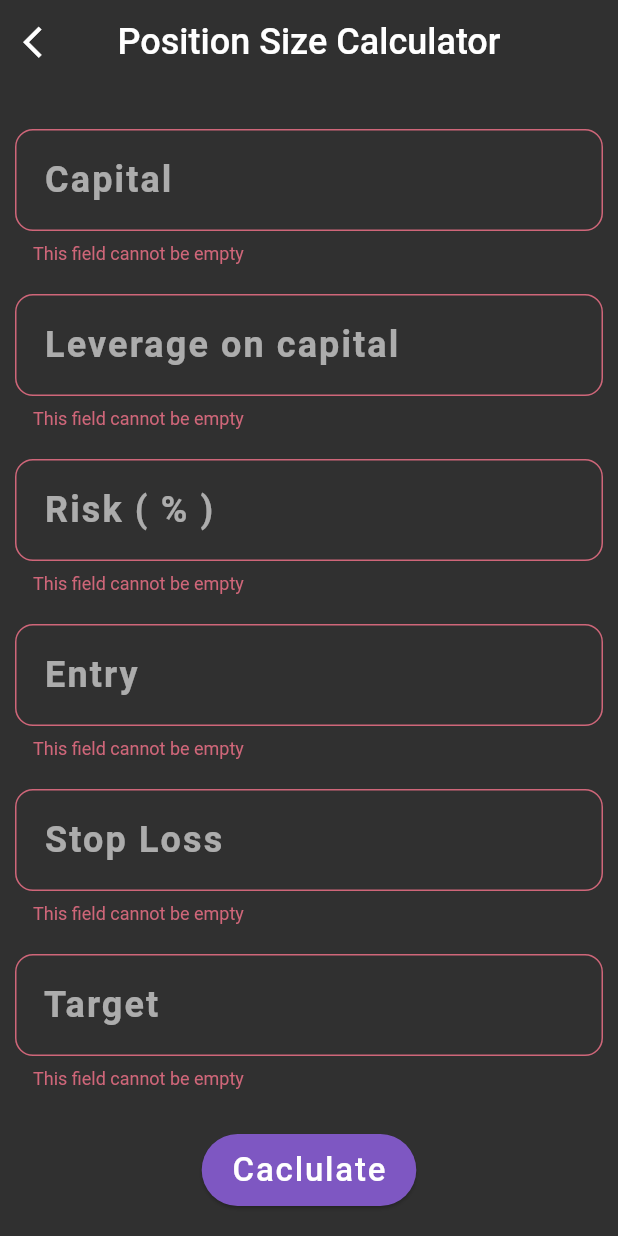
After one commit to ShimronAlakkal/tradebook, a Flutter app: the StockPS screen opened directly, after a tap on "Caclulate", on a phone screen of 412 x 824 dp. The commit adds this screen. Run offline on Flutter 3.47's test engine with Material 2 defaults, Android fonts, the phone set to English and light mode, and no system bars; our stand-ins replace shared_preferences, sqflite; missing offline and left inert: appa, connectivity_for_web, shared_preferences_web; accounts and stored records are empty.

Commit message:
about to finish the stock PS. small UI fixes left

```diff
--- a/lib/main.dart
+++ b/lib/main.dart
@@ -5,7 +5,7 @@ import 'package:pron/views/Home.dart';
 void main() {
   runApp(
     MaterialApp(
-      themeMode: ThemeMode.dark ,
+      themeMode: ThemeMode.dark,
       theme: Palette.lightTheme,
       darkTheme: Palette.darkTheme,
       debugShowCheckedModeBanner: false,
--- /dev/null
+++ b/lib/tools/futuresPS.dart
@@ -0,0 +1,15 @@
+import 'package:flutter/material.dart';
+
+class FuturesPS extends StatefulWidget {
+  const FuturesPS();
+
+  @override
+  _FuturesPSState createState() => _FuturesPSState();
+}
+
+class _FuturesPSState extends State<FuturesPS> {
+  @override
+  Widget build(BuildContext context) {
+    return Container();
+  }
+}
--- /dev/null
+++ b/lib/tools/stockPS.dart
@@ -0,0 +1,309 @@
+import 'package:flutter/material.dart';
+
+class StockPS extends StatefulWidget {
+  const StockPS();
+
+  @override
+  _StockPSState createState() => _StockPSState();
+}
+
+class _StockPSState extends State<StockPS> {
+  int ps;
+  String ratio;
+  GlobalKey<FormState> formKey = GlobalKey<FormState>();
+  TextEditingController capitalContorller = TextEditingController();
+  TextEditingController riskController = TextEditingController();
+  TextEditingController entryController = TextEditingController();
+  TextEditingController slController = TextEditingController();
+  TextEditingController targetController = TextEditingController();
+  TextEditingController leverageController = TextEditingController();
+
+  @override
+  void dispose() {
+    capitalContorller.dispose();
+    riskController.dispose();
+    entryController.dispose();
+    slController.dispose();
+    targetController.dispose();
+    super.dispose();
+  }
+
+  @override
+  Widget build(BuildContext context) {
+    return Scaffold(
+      appBar: AppBar(
+        centerTitle: true,
+        title: Text(
+          'Position Size Calculator',
+          style: TextStyle(
+            fontSize: 24,
+          ),
+        ),
+        backgroundColor: Colors.transparent,
+        elevation: 0,
+        leading: IconButton(
+          onPressed: () {
+            Navigator.pop(context);
+          },
+          icon: Icon(Icons.arrow_back_ios),
+        ),
+      ),
+
+      // body of the stocks page
+
+      body: Form(
+        key: formKey,
+        child: ListView(
+          children: [
+            Padding(
+              padding: const EdgeInsets.symmetric(horizontal: 10, vertical: 30),
+              child: Column(
+                children: [
+                  // Capital Field
+                  TextFormField(
+                    // ignore: missing_return
+                    validator: (value) {
+                      if (value.isEmpty) {
+                        return 'This field cannot be empty';
+                      }
+                    },
+                    maxLines: 1,
+                    cursorWidth: 3,
+                    decoration: InputDecoration(
+                      hintText: ' Capital',
+                      hintStyle: TextStyle(
+                        letterSpacing: 1.4,
+                      ),
+                      border: OutlineInputBorder(
+                        borderRadius: BorderRadius.circular(12),
+                      ),
+                    ),
+                    controller: capitalContorller,
+                    keyboardType: TextInputType.number,
+                    cursorColor: Colors.deepPurple.shade300,
+                    cursorHeight: 28,
+                    style: TextStyle(fontSize: 24, fontWeight: FontWeight.bold),
+                  ),
+
+                  SizedBox(
+                    height: 20,
+                  ),
+
+                  // Leverage on capital
+                  TextFormField(
+                    // ignore: missing_return
+                    validator: (value) {
+                      if (value.isEmpty) {
+                        return 'This field cannot be empty';
+                      }
+                    },
+                    maxLines: 1,
+                    cursorWidth: 3,
+                    decoration: InputDecoration(
+                      hintText: ' Leverage on capital',
+                      hintStyle: TextStyle(
+                        letterSpacing: 1.4,
+                      ),
+                      border: OutlineInputBorder(
+                        borderRadius: BorderRadius.circular(12),
+                      ),
+                    ),
+                    controller: leverageController,
+                    keyboardType: TextInputType.number,
+                    cursorColor: Colors.deepPurple.shade300,
+                    cursorHeight: 28,
+                    style: TextStyle(fontSize: 24, fontWeight: FontWeight.bold),
+                  ),
+                  SizedBox(
+                    height: 20,
+                  ),
+
+                  // Risk Field
+                  TextFormField(
+                    // ignore: missing_return
+                    validator: (value) {
+                      if (value.isEmpty) {
+                        return 'This field cannot be empty';
+                      }
+                    },
+                    maxLines: 1,
+                    cursorWidth: 3,
+                    decoration: InputDecoration(
+                      hintText: ' Risk ( % )',
+                      hintStyle: TextStyle(
+                        letterSpacing: 1.4,
+                      ),
+                      border: OutlineInputBorder(
+                        borderRadius: BorderRadius.circular(12),
+                      ),
+                    ),
+                    controller: riskController,
+                    keyboardType: TextInputType.number,
+                    cursorColor: Colors.deepPurple.shade300,
+                    cursorHeight: 28,
+                    style: TextStyle(fontSize: 24, fontWeight: FontWeight.bold),
+                  ),
+                  SizedBox(
+                    height: 20,
+                  ),
+
+                  // The Entry
+                  TextFormField(
+                    // ignore: missing_return
+                    validator: (value) {
+                      if (value.isEmpty) {
+                        return 'This field cannot be empty';
+                      }
+                    },
+                    maxLines: 1,
+                    cursorWidth: 3,
+                    decoration: InputDecoration(
+                      hintText: ' Entry',
+                      hintStyle: TextStyle(
+                        letterSpacing: 1.4,
+                      ),
+                      border: OutlineInputBorder(
+                        borderRadius: BorderRadius.circular(12),
+                      ),
+                    ),
+                    controller: entryController,
+                    keyboardType: TextInputType.number,
+                    cursorColor: Colors.deepPurple.shade300,
+                    cursorHeight: 28,
+                    style: TextStyle(fontSize: 24, fontWeight: FontWeight.bold),
+                  ),
+                  SizedBox(
+                    height: 20,
+                  ),
+                  // SL
+                  TextFormField(
+                    // ignore: missing_return
+                    validator: (value) {
+                      if (value.isEmpty) {
+                        return 'This field cannot be empty';
+                      } else if (double.parse(value) >
+                          double.parse(entryController.text)) {
+                        return 'SL should always be smaller than entry';
+                      }
+                    },
+                    maxLines: 1,
+                    cursorWidth: 3,
+                    decoration: InputDecoration(
+                      hintText: ' Stop Loss',
+                      hintStyle: TextStyle(
+                        letterSpacing: 1.4,
+                      ),
+                      border: OutlineInputBorder(
+                        borderRadius: BorderRadius.circular(12),
+                      ),
+                    ),
+                    controller: slController,
+                    keyboardType: TextInputType.number,
+                    cursorColor: Colors.deepPurple.shade300,
+                    cursorHeight: 28,
+                    style: TextStyle(fontSize: 24, fontWeight: FontWeight.bold),
+                  ),
+                  SizedBox(
+                    height: 20,
+                  ),
+                  // Target
+                  TextFormField(
+                    // ignore: missing_return
+                    validator: (value) {
+                      if (value.isEmpty) {
+                        return 'This field cannot be empty';
+                      }
+                    },
+                    maxLines: 1,
+                    cursorWidth: 3,
+                    decoration: InputDecoration(
+                      hintText: ' Target',
+                      hintStyle: TextStyle(
+                        letterSpacing: 1.4,
+                      ),
+                      border: OutlineInputBorder(
+                        borderRadius: BorderRadius.circular(12),
+                      ),
+                    ),
+                    controller: targetController,
+                    keyboardType: TextInputType.number,
+                    cursorColor: Colors.deepPurple.shade300,
+                    cursorHeight: 28,
+                    style: TextStyle(fontSize: 24, fontWeight: FontWeight.bold),
+                  ),
+
+                  //  Elevated button
+                  Padding(
+                    padding: const EdgeInsets.only(top: 30.0),
+                    child: FloatingActionButton.extended(
+                      backgroundColor: Colors.deepPurple.shade400,
+                      elevation: 1,
+                      onPressed: () {
+                        if (formKey.currentState.validate()) {
+                          double leverageBasedCapital =
+                              double.parse(leverageController.text) *
+                                  double.parse(capitalContorller.text);
+
+                          print('$leverageBasedCapital lbc');
+
+                          double accountRisk =
+                              (double.parse(riskController.text) / 100.00) *
+                                  leverageBasedCapital;
+
+                          print('$accountRisk , acr');
+
+                          double tradeRisk = 100 -
+                              (double.parse(slController.text) * 100) /
+                                  double.parse(entryController.text);
+
+                          print('$tradeRisk trade risk');
+
+                          int ns = (accountRisk / tradeRisk).round();
+                          double totalRisk = ns * tradeRisk;
+
+                          double reward = (double.parse(targetController.text) -
+                                  double.parse(entryController.text)) *
+                              ns;
+
+                          setState(
+                            () {
+                              this.ps = ns;
+                              this.ratio =
+                                  '${totalRisk / totalRisk} : ${reward / totalRisk}';
+                            },
+                          );
+                          showDialog(
+                            context: context,
+                            builder: (context) {
+                              return AlertDialog(
+                                title: Text('Calculations'),
+                                content: Column(
+                                  children: [
+                                    Text('Number of Shares : ${this.ps}'),
+                                    Text(
+                                        'Risk To Reward ratio : ${this.ratio}'),
+                                  ],
+                                ),
+                              );
+                            },
+                          );
+                        }
+                      },
+                      label: Text(
+                        'Caclulate',
+                        style: TextStyle(
+                            fontSize: 22,
+                            fontWeight: FontWeight.w500,
+                            color: Colors.white),
+                      ),
+                    ),
+                  ),
+                ],
+              ),
+            ),
+          ],
+        ),
+      ),
+    );
+  }
+}
--- a/lib/views/calculators.dart
+++ b/lib/views/calculators.dart
@@ -1,5 +1,6 @@
 import 'package:flutter/material.dart';
-import 'package:pron/tools/positionSize.dart';
+import 'package:pron/tools/futuresPS.dart';
+import 'package:pron/tools/stockPS.dart';
 import 'package:pron/tools/technicalAnalysis.dart';
 
 class Calculators extends StatefulWidget {
@@ -50,20 +51,12 @@ class _CalculatorsState extends State<Calculators> {
                   Colors.amber.shade400,
                   0),
 
-              // PS for the forex guys
-
-              tileItem(
-                  'forex',
-                  Icon(Icons.monetization_on_outlined, color: Colors.white),
-                  Colors.green.shade300,
-                  1),
-
               // PS for the futures buddies
               tileItem(
                   'futures',
                   Icon(Icons.query_stats_outlined, color: Colors.white),
                   Colors.indigo.shade300,
-                  2),
+                  1),
 
               // Label for the TA tools
               Align(
@@ -83,27 +76,34 @@ class _CalculatorsState extends State<Calculators> {
                   'standard Pivot Points',
                   Icon(Icons.line_style_rounded, color: Colors.white),
                   Colors.lime.shade300,
-                  3),
+                  2),
 
               // Fibonacci retracement tool
               tileItem(
                   'Fibo Pivot Points',
                   Icon(Icons.line_weight_rounded, color: Colors.white),
                   Colors.orange.shade300,
-                  4),
+                  3),
 
               // CPP tool
               tileItem(
                   'Camarilla Pivot Points',
                   Icon(Icons.straighten_rounded, color: Colors.white),
                   Colors.pink.shade300,
-                  5),
+                  4),
 
               // Denmark PP
               tileItem(
-                  'Denmark Pivot Points',
+                  'Denmark\'s Pivot Points',
                   Icon(Icons.add, color: Colors.white),
                   Colors.purple.shade300,
+                  5),
+
+              // Woodies PP
+              tileItem(
+                  'Woodie\'s Pivot Points',
+                  Icon(Icons.waterfall_chart_rounded, color: Colors.white),
+                  Colors.green.shade300,
                   6),
             ],
           ),
@@ -119,25 +119,24 @@ class _CalculatorsState extends State<Calculators> {
         onTap: () {
           if (pageIndex == 0) {
             // Stock PS
-            moveToPage(PositionSizer(index: 0));
+            moveToPage(StockPS());
           } else if (pageIndex == 1) {
-            // Forex PS
-            moveToPage(PositionSizer(index: 1));
+            // Futures PS
+            moveToPage(FuturesPS());
           } else if (pageIndex == 2) {
-            // Futures PS
-            moveToPage(PositionSizer(index: 2));
+            // standard Pivot points
+            moveToPage(TechnicalAnalysis(index: 2));
           } else if (pageIndex == 3) {
-            // standard Pivot points
-            moveToPage(TechnicalAnalysis(index: 0));
+            // Fibo PP
+            moveToPage(TechnicalAnalysis(index: 3));
           } else if (pageIndex == 4) {
-            // Fibo PP
-            moveToPage(TechnicalAnalysis(index: 1));
+            // Camarilla PP
+            moveToPage(TechnicalAnalysis(index: 4));
           } else if (pageIndex == 5) {
-            // Camarilla PP
-            moveToPage(TechnicalAnalysis(index: 2));
+            // Denmark PP
+            moveToPage(TechnicalAnalysis(index: 5));
           } else {
-            // Denmark PP
-            moveToPage(TechnicalAnalysis(index: 3));
+            moveToPage(TechnicalAnalysis(index: 6));
           }
         },
         title: Text(
```
